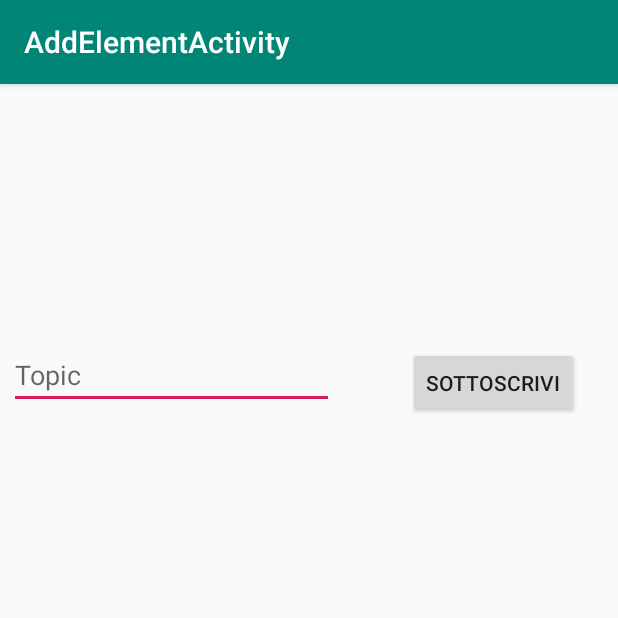
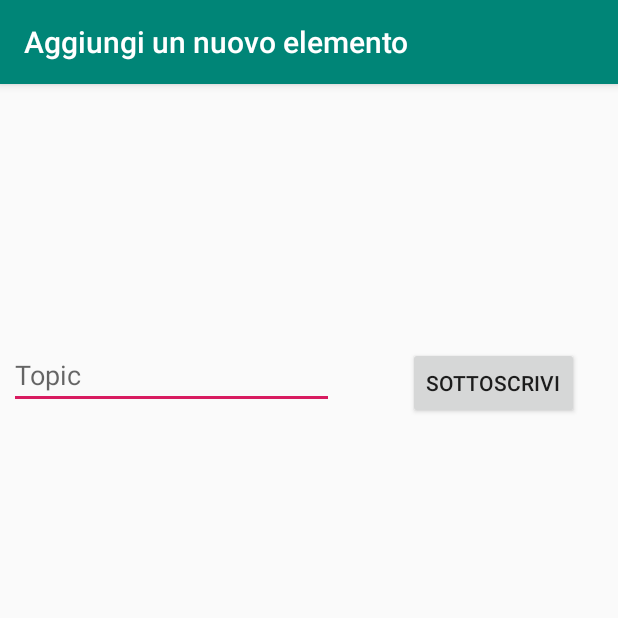
Before and after one commit to franzqat/SMART-CROWD, an Android app: the screen it shows after launch (addElement), in the options menu, after a tap on "Aggiungi nuovo elemento", on a phone screen of 412 x 824 dp, the top half of it. Run offline under Robolectric (Android 15) with nearby library versions, the phone set to English and light mode, and no system bars; libraries missing offline, so code that uses them is left out: org.eclipse.paho; 9 statements that could not run were skipped.

Commit message:
readme e nuovo nome
minor fix;
*aggiunto max studenti alla progress bar
*rimossi id vecchi
*fix readme
*l'id deve essere univoco tra i devices

```diff
--- a/app/src/main/java/dev/furtor/contastudenti/MainActivity.java
+++ b/app/src/main/java/dev/furtor/contastudenti/MainActivity.java
@@ -261,7 +261,7 @@ public class MainActivity extends AppCompatActivity {
             aSwitch = addSwitch(linearLayout, result[result.length - 1] + " di " + result[result.length - 2]);
 
             textView = addTextView(linearLayout, "/");
-            progressBar = addProgressBar(linearLayout);
+            progressBar = addProgressBar(linearLayout, maxStudenti);
 
             aSwitch.setOnCheckedChangeListener(new CompoundButton.OnCheckedChangeListener() {
                 public void onCheckedChanged(CompoundButton buttonView, boolean isChecked) {
@@ -314,9 +314,10 @@ public class MainActivity extends AppCompatActivity {
      * @param textLinearLayout
      * @return
      */
-    private ProgressBar addProgressBar(LinearLayout textLinearLayout) {
+    private ProgressBar addProgressBar(LinearLayout textLinearLayout, int max) {
 
         ProgressBar progressBar =new ProgressBar(getApplicationContext(), null, android.R.attr.progressBarStyleHorizontal);
+        progressBar.setMax(max);
         progressBar.getProgressDrawable().setColorFilter(Color.RED, PorterDuff.Mode.SRC_IN);
         textLinearLayout.addView(progressBar);
         progressBar.setVisibility(View.GONE);
--- a/app/src/main/java/dev/furtor/contastudenti/helpers/MqttHelper.java
+++ b/app/src/main/java/dev/furtor/contastudenti/helpers/MqttHelper.java
@@ -20,10 +20,11 @@ public class MqttHelper {
 
     final String serverUri = "ssl://m24.cloudmqtt.com:28951";
 
-    final String clientId = "ExampleAndroidClient";
-
-    final String username = "mqttbox";
-    final String password = "123ttbox";
+    //client id deve essere univoco, è hard coded per semplificazione proof of concept
+    final String clientId = "ExampleAndroidClient1";
+    //
+    final String username = "npjfazcj";
+    final String password = "H_BXhBstyAU4";
 
     public MqttHelper(Context context){
         mqttAndroidClient = new MqttAndroidClient(context, serverUri, clientId);
--- a/app/src/main/res/values/ids.xml
+++ b/app/src/main/res/values/ids.xml
@@ -1,7 +1,3 @@
 <?xml version="1.0" encoding="utf-8"?>
 <resources>
-    <item type="id" name="aulastudio" />
-    <item type="id" name="aula1" />
-    <item type="id" name="aula2" />
-    <item type="id" name="aula3" />
 </resources>
--- a/app/src/main/res/values/strings.xml
+++ b/app/src/main/res/values/strings.xml
@@ -1,6 +1,5 @@
 <resources>
-    <string name="app_name">ContaStudenti</string>
-    <string name="aula_studio_D1">unict/didattica/aulastudio</string>
-    <string name="title_activity_add_element">AddElementActivity</string>
+    <string name="app_name">SMART CROWD</string>
+    <string name="title_activity_add_element">Aggiungi un nuovo elemento</string>
     <string name="menu_refresh">Refresh</string>
 </resources>
```
Also changed, not shown: 1 other file.
